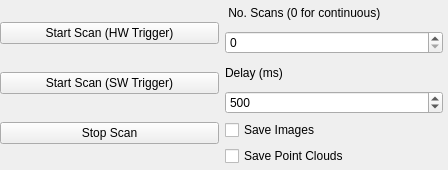
ethz-asl/sl_sensor, file core/sl_sensor_rqt_guis/sl_sensor_scanning_gui/resource/Scanning.ui: the form before one commit.
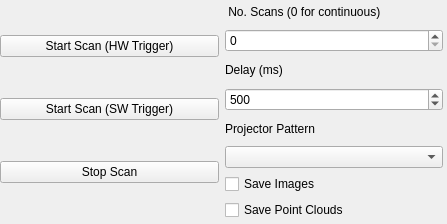
The form after the commit.

Commit message: Added combo box to gui to select allowed patterns

Diff of the .ui file:
```diff
--- a/core/sl_sensor_rqt_guis/sl_sensor_scanning_gui/resource/Scanning.ui
+++ b/core/sl_sensor_rqt_guis/sl_sensor_scanning_gui/resource/Scanning.ui
@@ -6,8 +6,8 @@
    <rect>
     <x>0</x>
     <y>0</y>
-    <width>448</width>
-    <height>170</height>
+    <width>447</width>
+    <height>224</height>
    </rect>
   </property>
   <property name="windowTitle">
@@ -19,7 +19,7 @@
      <x>0</x>
      <y>0</y>
      <width>443</width>
-     <height>166</height>
+     <height>220</height>
     </rect>
    </property>
    <layout class="QHBoxLayout" name="horizontalLayout">
@@ -101,6 +101,16 @@
         </property>
        </widget>
       </item>
+      <item>
+       <widget class="QLabel" name="label_3">
+        <property name="text">
+         <string>Projector Pattern</string>
+        </property>
+       </widget>
+      </item>
+      <item>
+       <widget class="QComboBox" name="projectorPatternCombo"/>
+      </item>
       <item>
        <widget class="QCheckBox" name="saveImages">
         <property name="text">
```
The commit also changes 6 other files.
